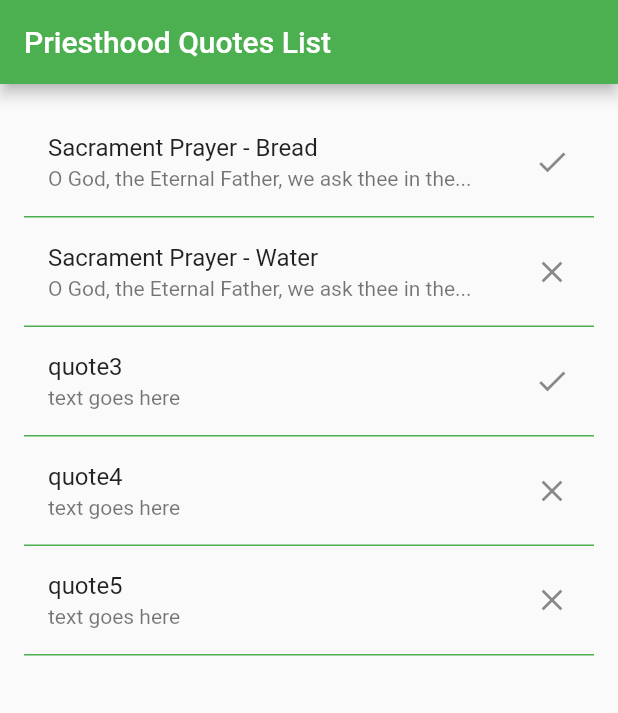
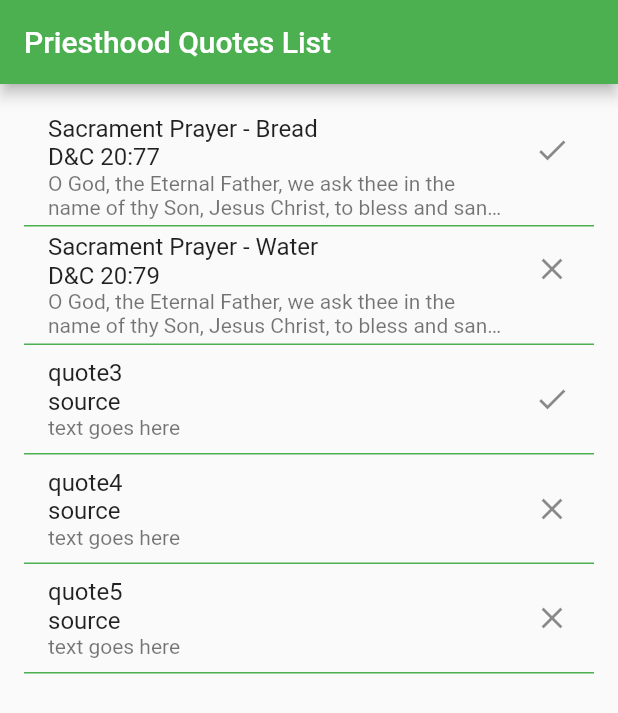
Before and after one commit to dhill2522/quote-memorizer, a Flutter app: the screen it shows after launch, on a phone screen of 412 x 824 dp. Shown: the top 713 px of the screen. Run offline on Flutter 3.47's test engine with Material 2 defaults, Android fonts, the phone set to English and light mode, and no system bars.

Commit message:
added quote view

```diff
--- /dev/null
+++ b/assets/quotes.json
@@ -0,0 +1,14 @@
+[
+    {
+        "title": "Sacrament Prayer - Bread",
+        "text": "O God, the Eternal Father, we ask thee in the name of thy Son, Jesus Christ, to bless and sanctify this bread to the souls of all those who partake of it, that they may eat in remembrance of the body of thy Son, and witness unto thee, O God, the Eternal Father, that they are willing to take upon them the name of thy Son, and always remember him and keep his commandments which he has given them; that they may always have his Spirit to be with them. Amen.",
+        "source": "D&C 20: 77",
+        "isMemorized": true
+    },
+    {
+        "title": "Sacrament Prayer - Water",
+        "text": "O God, the Eternal Father, we ask thee in the name of thy Son, Jesus Christ, to bless and sanctify this wine to the souls of all those who drink of it, that they may do it in remembrance of the blood of thy Son, which was shed for them; that they may witness unto thee, O God, the Eternal Father, that they do always remember him, that they may have his Spirit to be with them. Amen.",
+        "source": "D&C 20:79",
+        "isMemorized": false
+    }
+]
--- /dev/null
+++ b/lib/views/quotesList.dart
@@ -0,0 +1,57 @@
+import 'package:flutter/material.dart';
+import 'quote.dart';
+import '../quotes.dart';
+
+class QuotesState extends State<QuoteListView> {
+  final _qoutesList = getQuotes();
+
+  Widget _buildQuotesList() {
+    return ListView.builder(
+      itemCount: _qoutesList.length,
+      padding: const EdgeInsets.all(16.0),
+      itemBuilder: (context, i) {
+        // if (i.isOdd) return Divider();
+        return _buildRow(_qoutesList[i]);
+      }
+    );
+  }
+
+  Widget _buildRow(Quote quote) {
+    return Container(
+      child: ListTile(
+        title: Text(quote.title + '\n' + quote.source, maxLines: 2, overflow: TextOverflow.fade,),
+        subtitle: Text(quote.text, overflow: TextOverflow.ellipsis, maxLines: 2,),
+        trailing: Container(
+          child: quote.isMemorized ? Icon(Icons.check) : Icon(Icons.clear),
+        ),
+
+        // trailing: quote.isMemorized ? Icon(Icons.check) : new Icon(Icons.clear),
+        onTap: () {
+          Navigator.push(
+            context, MaterialPageRoute(builder: (context) => QuoteView(quote: quote,)),
+          );
+        },
+      ),
+      decoration: new BoxDecoration(
+        border: new Border(bottom: new BorderSide(color: Colors.green))
+      ),
+    );
+
+  }
+
+  @override
+  Widget build(BuildContext context) {
+    return Scaffold(
+      appBar: AppBar(
+        title: Text('Priesthood Quotes List')
+      ),
+      body: _buildQuotesList(),
+    );
+  }
+}
+
+
+class QuoteListView extends StatefulWidget {
+  @override
+  QuotesState createState() => new QuotesState();
+}
```
Also changed, not shown: lib/main.dart (+1 -138 lines), lib/views/quote.dart (added, +43 -0 lines), pubspec.yaml (+3 -4 lines), 1 other file.
